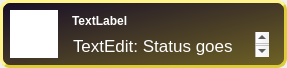
This is ui/tweet.ui in ayoy/qtwitter as Qt 5 draws it before an edit. The edited form follows.
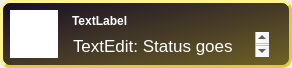
This is the edited form.

Commit message: Added Esc key binding for cancelling input in StatusEdit and fixed minor bugs in countdownLabel. Removed frame from statusListView, adjusted resize() methods in MainWindow and Tweet classes to be aware of the scroll bar's width - fixed SCROLLBAR_MARGIN caused problems with different L&F styles.

The edit to the form file:
```diff
--- a/ui/tweet.ui
+++ b/ui/tweet.ui
@@ -6,7 +6,7 @@
    <rect>
     <x>0</x>
     <y>0</y>
-    <width>287</width>
+    <width>292</width>
     <height>68</height>
    </rect>
   </property>
@@ -35,7 +35,7 @@
     <rect>
      <x>0</x>
      <y>0</y>
-     <width>287</width>
+     <width>292</width>
      <height>68</height>
     </rect>
    </property>
```
Left out of the diff: 2 changed lines with no effect on the pictures. The commit also changes 10 other files.
